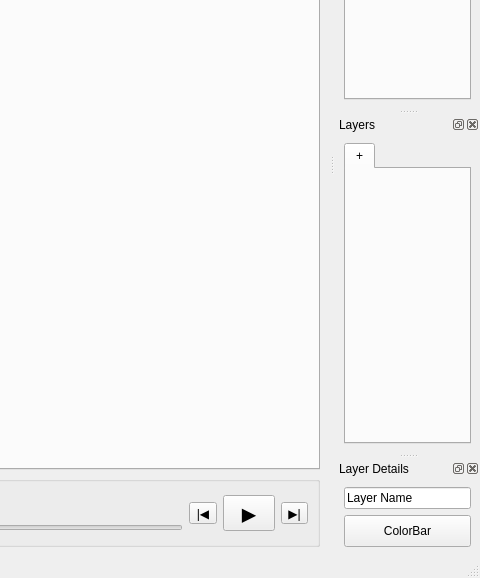
This is py/cspov/ui/pov_main.ui in ssec/sift as Qt 5 draws it before an edit; both pictures show x 829 to 1309 and y 229 to 807 of the 1309 by 807 pixel window. The edited form follows.
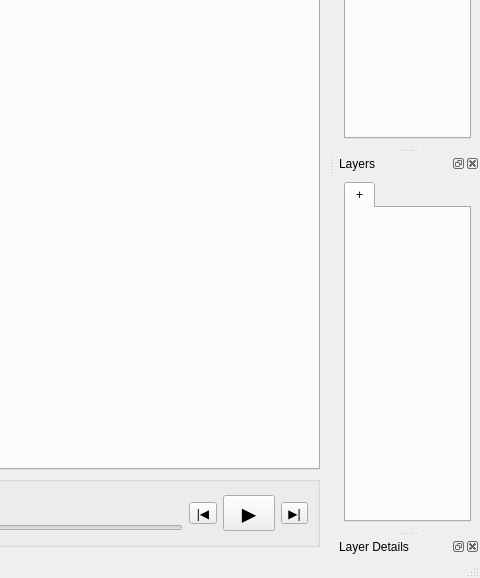
This is the edited form.

Commit message: starting to set up the layer details sub-pane

The edit to the form file:
```diff
--- a/py/cspov/ui/pov_main.ui
+++ b/py/cspov/ui/pov_main.ui
@@ -415,32 +415,6 @@
       <verstretch>0</verstretch>
      </sizepolicy>
     </property>
-    <layout class="QVBoxLayout" name="verticalLayout_9">
-     <item>
-      <layout class="QVBoxLayout" name="verticalLayout_8">
-       <item>
-        <widget class="QLineEdit" name="layerNameEdit">
-         <property name="text">
-          <string>Layer Name</string>
-         </property>
-        </widget>
-       </item>
-       <item>
-        <widget class="QPushButton" name="colorBarButton">
-         <property name="minimumSize">
-          <size>
-           <width>0</width>
-           <height>32</height>
-          </size>
-         </property>
-         <property name="text">
-          <string>ColorBar</string>
-         </property>
-        </widget>
-       </item>
-      </layout>
-     </item>
-    </layout>
    </widget>
   </widget>
  </widget>
```
Left out of the diff: 2 changed lines with no effect on the pictures. The commit also changes 3 other files.
